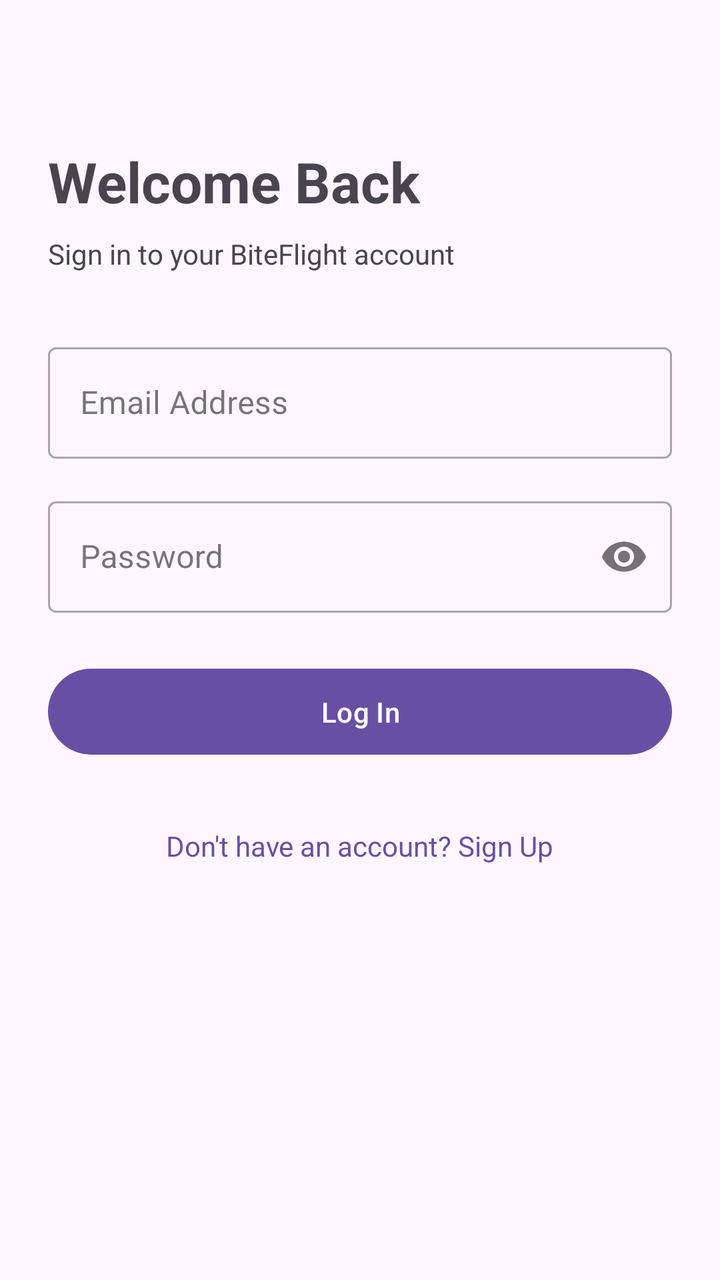
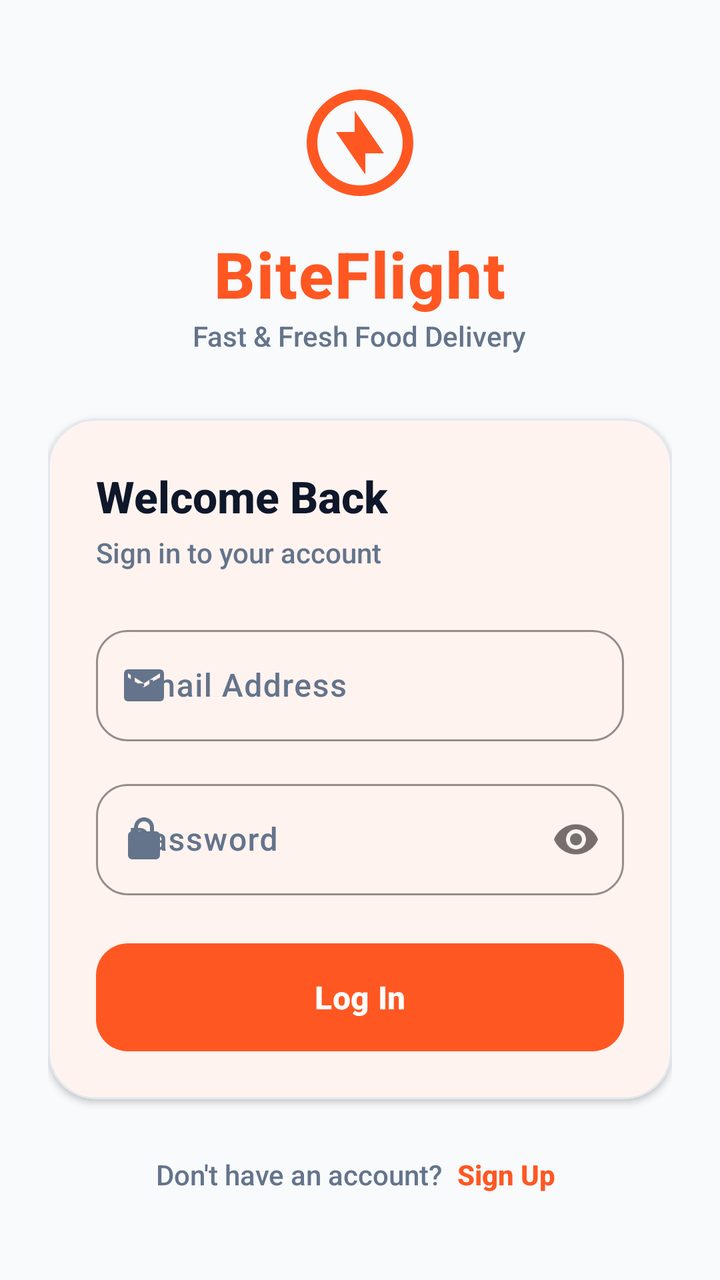

Compare the two renders of this Android layout. The source of the first and the diff that turns it into the second are given below.
<!-- AndroidManifest.xml: application theme Theme.BiteFlight -->
<!-- res/layout/activity_login.xml -->
<?xml version="1.0" encoding="utf-8"?>
<ScrollView xmlns:android="http://schemas.android.com/apk/res/android"
    xmlns:app="http://schemas.android.com/apk/res-auto"
    xmlns:tools="http://schemas.android.com/tools"
    android:layout_width="match_parent"
    android:layout_height="match_parent"
    android:fillViewport="true"
    tools:context=".ui.auth.LoginActivity">

    <LinearLayout
        android:layout_width="match_parent"
        android:layout_height="wrap_content"
        android:orientation="vertical"
        android:padding="24dp">

        <TextView
            android:layout_width="wrap_content"
            android:layout_height="wrap_content"
            android:text="Welcome Back"
            android:textSize="28sp"
            android:textStyle="bold"
            android:layout_marginTop="48dp"
            android:layout_marginBottom="8dp" />

        <TextView
            android:layout_width="wrap_content"
            android:layout_height="wrap_content"
            android:text="Sign in to your BiteFlight account"
            android:textColor="?android:attr/textColorSecondary"
            android:layout_marginBottom="32dp" />

        
        <com.google.android.material.textfield.TextInputLayout
            android:id="@+id/tilEmail"
            style="@style/Widget.MaterialComponents.TextInputLayout.OutlinedBox"
            android:layout_width="match_parent"
            android:layout_height="wrap_content"
            android:layout_marginBottom="16dp"
            android:hint="Email Address">

            <com.google.android.material.textfield.TextInputEditText
                android:id="@+id/etEmail"
                android:layout_width="match_parent"
                android:layout_height="wrap_content"
                android:inputType="textEmailAddress" />
        </com.google.android.material.textfield.TextInputLayout>

        
        <com.google.android.material.textfield.TextInputLayout
            android:id="@+id/tilPassword"
            style="@style/Widget.MaterialComponents.TextInputLayout.OutlinedBox"
            android:layout_width="match_parent"
            android:layout_height="wrap_content"
            android:layout_marginBottom="24dp"
            app:passwordToggleEnabled="true"
            android:hint="Password">

            <com.google.android.material.textfield.TextInputEditText
                android:id="@+id/etPassword"
                android:layout_width="match_parent"
                android:layout_height="wrap_content"
                android:inputType="textPassword" />
        </com.google.android.material.textfield.TextInputLayout>

        <Button
            android:id="@+id/btnLogin"
            android:layout_width="match_parent"
            android:layout_height="wrap_content"
            android:text="Log In"
            android:padding="12dp" />

        <ProgressBar
            android:id="@+id/progressBar"
            android:layout_width="wrap_content"
            android:layout_height="wrap_content"
            android:layout_gravity="center"
            android:visibility="gone"
            android:layout_marginTop="16dp" />

        <TextView
            android:id="@+id/tvSignUpLink"
            android:layout_width="wrap_content"
            android:layout_height="wrap_content"
            android:layout_gravity="center"
            android:layout_marginTop="24dp"
            android:padding="8dp"
            android:text="Don't have an account? Sign Up"
            android:textColor="?attr/colorPrimary" />

    </LinearLayout>
</ScrollView>
<!-- resources referenced by this layout -->
<resources>
  <style name="Theme.BiteFlight" parent="Base.Theme.BiteFlight" />
  <style name="Base.Theme.BiteFlight" parent="Theme.Material3.DayNight.NoActionBar">
          
          
      </style>
</resources>

<!-- the commit's change to res/layout/activity_login.xml (unified diff, before → after) -->
@@ -5,87 +5,153 @@
     android:layout_width="match_parent"
     android:layout_height="match_parent"
     android:fillViewport="true"
+    android:background="@color/background"
     tools:context=".ui.auth.LoginActivity">
 
     <LinearLayout
         android:layout_width="match_parent"
         android:layout_height="wrap_content"
+        android:gravity="center"
         android:orientation="vertical"
         android:padding="24dp">
+
+        
+        <ImageView
+            android:layout_width="64dp"
+            android:layout_height="64dp"
+            android:contentDescription="BiteFlight Logo"
+            android:src="@drawable/ic_logo"
+            android:layout_marginBottom="12dp" />
 
         <TextView
             android:layout_width="wrap_content"
             android:layout_height="wrap_content"
-            android:text="Welcome Back"
-            android:textSize="28sp"
+            android:text="BiteFlight"
+            android:textColor="@color/primary"
+            android:textSize="32sp"
             android:textStyle="bold"
-            android:layout_marginTop="48dp"
-            android:layout_marginBottom="8dp" />
+            android:letterSpacing="0.02" />
 
         <TextView
             android:layout_width="wrap_content"
             android:layout_height="wrap_content"
-            android:text="Sign in to your BiteFlight account"
-            android:textColor="?android:attr/textColorSecondary"
+            android:text="Fast &amp; Fresh Food Delivery"
+            android:textColor="@color/text_secondary"
+            android:textSize="14sp"
             android:layout_marginBottom="32dp" />
 
         
-        <com.google.android.material.textfield.TextInputLayout
-            android:id="@+id/tilEmail"
-            style="@style/Widget.MaterialComponents.TextInputLayout.OutlinedBox"
+        <com.google.android.material.card.MaterialCardView
             android:layout_width="match_parent"
             android:layout_height="wrap_content"
-            android:layout_marginBottom="16dp"
-            android:hint="Email Address">
+            app:cardCornerRadius="24dp"
+            app:cardElevation="2dp"
+            app:cardBackgroundColor="@color/surface"
+            app:strokeColor="@color/border_color"
+            app:strokeWidth="1dp">
 
-            <com.google.android.material.textfield.TextInputEditText
-                android:id="@+id/etEmail"
+            <LinearLayout
                 android:layout_width="match_parent"
                 android:layout_height="wrap_content"
-                android:inputType="textEmailAddress" />
-        </com.google.android.material.textfield.TextInputLayout>
+                android:orientation="vertical"
+                android:padding="24dp">
+
+                <TextView
+                    android:layout_width="wrap_content"
+                    android:layout_height="wrap_content"
+                    android:text="Welcome Back"
+                    android:textColor="@color/text_primary"
+                    android:textSize="22sp"
+                    android:textStyle="bold"
+                    android:layout_marginBottom="4dp" />
+
+                <TextView
+                    android:layout_width="wrap_content"
+                    android:layout_height="wrap_content"
+                    android:text="Sign in to your account"
+                    android:textColor="@color/text_secondary"
+                    android:textSize="14sp"
+                    android:layout_marginBottom="24dp" />
+
+                
+                <com.google.android.material.textfield.TextInputLayout
+                    android:id="@+id/tilEmail"
+                    style="@style/Widget.BiteFlight.TextInputLayout"
+                    android:layout_width="match_parent"
+                    android:layout_height="wrap_content"
+                    android:layout_marginBottom="16dp"
+                    app:startIconDrawable="@drawable/ic_email"
+                    android:hint="Email Address">
+
+                    <com.google.android.material.textfield.TextInputEditText
+                        android:id="@+id/etEmail"
+                        android:layout_width="match_parent"
+                        android:layout_height="wrap_content"
+                        android:inputType="textEmailAddress" />
+                </com.google.android.material.textfield.TextInputLayout>
+
+                
+                <com.google.android.material.textfield.TextInputLayout
+                    android:id="@+id/tilPassword"
+                    style="@style/Widget.BiteFlight.TextInputLayout"
+                    android:layout_width="match_parent"
+                    android:layout_height="wrap_content"
+                    android:layout_marginBottom="24dp"
+                    app:startIconDrawable="@drawable/ic_lock"
+                    app:passwordToggleEnabled="true"
+                    android:hint="Password">
+
+                    <com.google.android.material.textfield.TextInputEditText
+                        android:id="@+id/etPassword"
+                        android:layout_width="match_parent"
+                        android:layout_height="wrap_content"
+                        android:inputType="textPassword" />
+                </com.google.android.material.textfield.TextInputLayout>
+
+                
+                <com.google.android.material.button.MaterialButton
+                    android:id="@+id/btnLogin"
+                    style="@style/Widget.BiteFlight.Button"
+                    android:layout_width="match_parent"
+                    android:layout_height="54dp"
+                    android:text="Log In" />
+
+                <ProgressBar
+                    android:id="@+id/progressBar"
+                    android:layout_width="wrap_content"
+                    android:layout_height="wrap_content"
+                    android:layout_gravity="center"
+                    android:visibility="gone"
+                    android:layout_marginTop="16dp" />
+
+            </LinearLayout>
+        </com.google.android.material.card.MaterialCardView>
 
         
-        <com.google.android.material.textfield.TextInputLayout
-            android:id="@+id/tilPassword"
-            style="@style/Widget.MaterialComponents.TextInputLayout.OutlinedBox"
-            android:layout_width="match_parent"
-            android:layout_height="wrap_content"
-            android:layout_marginBottom="24dp"
-            app:passwordToggleEnabled="true"
-            android:hint="Password">
-
-            <com.google.android.material.textfield.TextInputEditText
-                android:id="@+id/etPassword"
-                android:layout_width="match_parent"
-                android:layout_height="wrap_content"
-                android:inputType="textPassword" />
-        </com.google.android.material.textfield.TextInputLayout>
-
-        <Button
-            android:id="@+id/btnLogin"
-            android:layout_width="match_parent"
-            android:layout_height="wrap_content"
-            android:text="Log In"
-            android:padding="12dp" />
-
-        <ProgressBar
-            android:id="@+id/progressBar"
+        <LinearLayout
             android:layout_width="wrap_content"
             android:layout_height="wrap_content"
-            android:layout_gravity="center"
-            android:visibility="gone"
-            android:layout_marginTop="16dp" />
+            android:orientation="horizontal"
+            android:layout_marginTop="24dp"
+            android:gravity="center">
 
-        <TextView
-            android:id="@+id/tvSignUpLink"
-            android:layout_width="wrap_content"
-            android:layout_height="wrap_content"
-            android:layout_gravity="center"
-            android:layout_marginTop="24dp"
-            android:padding="8dp"
-            android:text="Don't have an account? Sign Up"
-            android:textColor="?attr/colorPrimary" />
+            <TextView
+                android:layout_width="wrap_content"
+                android:layout_height="wrap_content"
+                android:text="Don't have an account? "
+                android:textColor="@color/text_secondary"
+                android:textSize="14sp" />
+
+            <TextView
+                android:id="@+id/tvSignUpLink"
+                android:layout_width="wrap_content"
+                android:layout_height="wrap_content"
+                android:text="Sign Up"
+                android:textColor="@color/primary"
+                android:textSize="14sp"
+                android:textStyle="bold"
+                android:padding="4dp" />
+        </LinearLayout>
 
     </LinearLayout>
 </ScrollView>
<!-- resource entries referenced after the edit -->
@@ -1,9 +1,78 @@
 <!-- resources referenced by this layout -->
 <resources>
+  <color name="background">#F8FAFC</color>
+  <color name="border_color">#E2E8F0</color>
+  <color name="primary">#FF5722</color>
+  <color name="surface">#FFFFFF</color>
+  <color name="text_primary">#0F172A</color>
+  <color name="text_secondary">#64748B</color>
+  <!-- drawable ic_email (drawable) -->
+  <vector xmlns:android="http://schemas.android.com/apk/res/android"
+      android:width="24dp"
+      android:height="24dp"
+      android:viewportWidth="24"
+      android:viewportHeight="24">
+      <path
+          android:fillColor="#64748B"
+          android:pathData="M20,4H4C2.9,4 2,4.9 2,6V18C2,19.1 2.9,20 4,20H20C21.1,20 22,19.1 22,18V6C22,4.9 21.1,4 20,4M20,8L12,13L4,8V6L12,11L20,6V8Z" />
+  </vector>
+  <!-- drawable ic_lock (drawable) -->
+  <vector xmlns:android="http://schemas.android.com/apk/res/android"
+      android:width="24dp"
+      android:height="24dp"
+      android:viewportWidth="24"
+      android:viewportHeight="24">
+      <path
+          android:fillColor="#64748B"
+          android:pathData="M12,17A2,2 0 0,0 14,15A2,2 0 0,0 12,13A2,2 0 0,0 10,15A2,2 0 0,0 12,17M18,8H17V6A5,5 0 0,0 12,1A5,5 0 0,0 7,6V8H6A2,2 0 0,0 4,10V20A2,2 0 0,0 6,22H18A2,2 0 0,0 20,20V10A2,2 0 0,0 18,8M9,6A3,3 0 0,1 12,3A3,3 0 0,1 15,6V8H9V6Z" />
+  </vector>
+  <!-- drawable ic_logo (drawable) -->
+  <vector xmlns:android="http://schemas.android.com/apk/res/android"
+      android:width="48dp"
+      android:height="48dp"
+      android:viewportWidth="24"
+      android:viewportHeight="24">
+      <path
+          android:fillColor="#FF5722"
+          android:pathData="M12,2A10,10 0 0,0 2,12A10,10 0 0,0 12,22A10,10 0 0,0 22,12A10,10 0 0,0 12,2M12,4A8,8 0 0,1 20,12A8,8 0 0,1 12,20A8,8 0 0,1 4,12A8,8 0 0,1 12,4M11,6V10H7.5L13,18V14H16.5L11,6Z" />
+  </vector>
+  <style name="Widget.BiteFlight.Button" parent="Widget.Material3.Button">
+          <item name="cornerRadius">16dp</item>
+          <item name="android:insetTop">0dp</item>
+          <item name="android:insetBottom">0dp</item>
+          <item name="android:textSize">16sp</item>
+          <item name="android:textStyle">bold</item>
+          <item name="backgroundTint">@color/primary</item>
+      </style>
+  <style name="Widget.BiteFlight.TextInputLayout" parent="Widget.Material3.TextInputLayout.OutlinedBox">
+          <item name="boxCornerRadiusTopStart">16dp</item>
+          <item name="boxCornerRadiusTopEnd">16dp</item>
+          <item name="boxCornerRadiusBottomStart">16dp</item>
+          <item name="boxCornerRadiusBottomEnd">16dp</item>
+          <item name="boxStrokeColor">@color/primary</item>
+          <item name="hintTextColor">@color/text_secondary</item>
+          <item name="startIconTint">@color/text_secondary</item>
+      </style>
   <style name="Theme.BiteFlight" parent="Base.Theme.BiteFlight" />
   <style name="Base.Theme.BiteFlight" parent="Theme.Material3.DayNight.NoActionBar">
           
+          <item name="colorPrimary">@color/primary</item>
+          <item name="colorOnPrimary">@color/white</item>
+          <item name="colorPrimaryContainer">@color/primary_light</item>
+          <item name="colorOnPrimaryContainer">@color/primary_dark</item>
+          <item name="colorSecondary">@color/secondary</item>
+          <item name="colorOnSecondary">@color/white</item>
+          <item name="android:colorBackground">@color/background</item>
+          <item name="colorSurface">@color/surface</item>
+          <item name="colorOnSurface">@color/text_primary</item>
+          <item name="colorOnSurfaceVariant">@color/text_secondary</item>
+  
           
+          <item name="fontFamily">sans-serif-medium</item>
       </style>
+  <color name="white">#FFFFFFFF</color>
+  <color name="primary_light">#FFEFEA</color>
+  <color name="primary_dark">#E64A19</color>
+  <color name="secondary">#0F172A</color>
 </resources>
 
